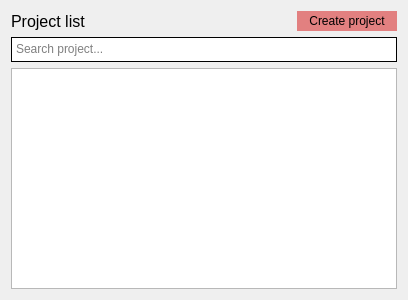
Unkorunk/task-tracker, file task-tracker-frontend/ProjectsList.ui: the form before one commit.
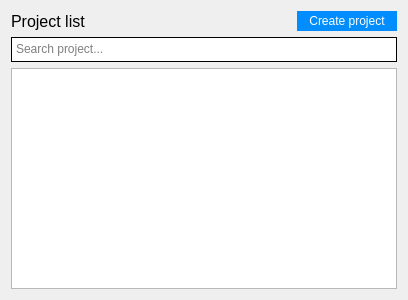
The form after the commit.

Commit message: #TL-34 change colors of buttons and icons

The edit to the form file:
```diff
--- a/task-tracker-frontend/ProjectsList.ui
+++ b/task-tracker-frontend/ProjectsList.ui
@@ -52,7 +52,8 @@
         </size>
        </property>
        <property name="styleSheet">
-        <string notr="true">background-color: rgb(226, 128, 128);
+        <string notr="true">background-color: rgb(1, 141, 253);
+color: rgb(255, 255, 255);
 border: none;
 </string>
        </property>
```
The commit also changes 5 other files.
